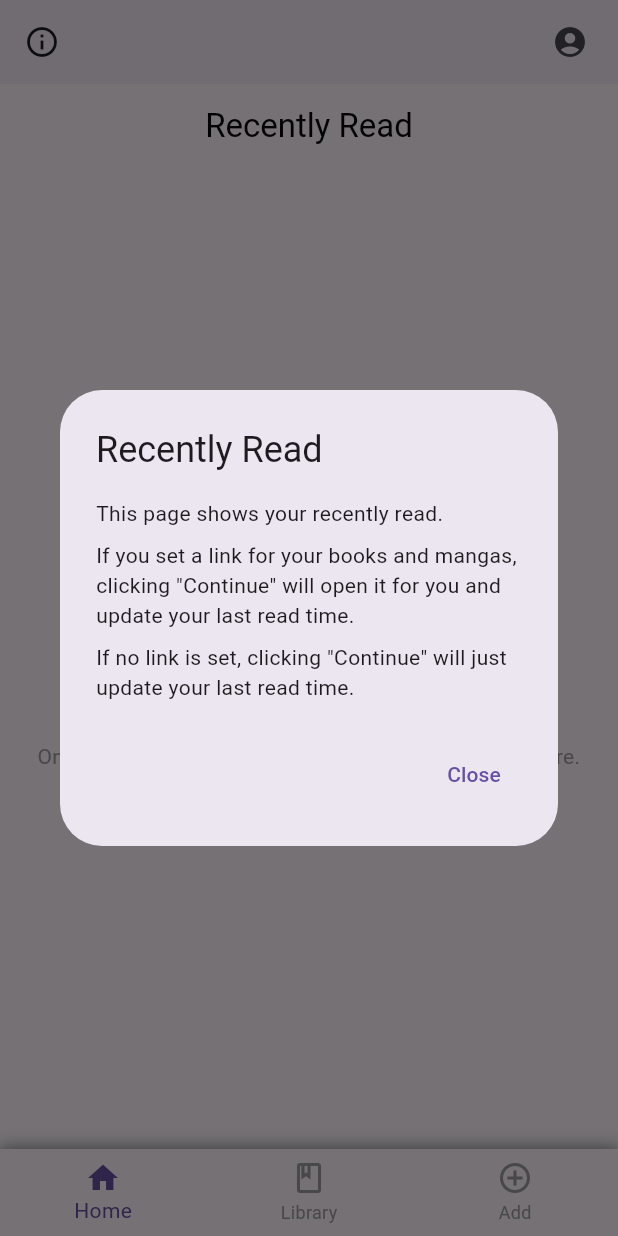
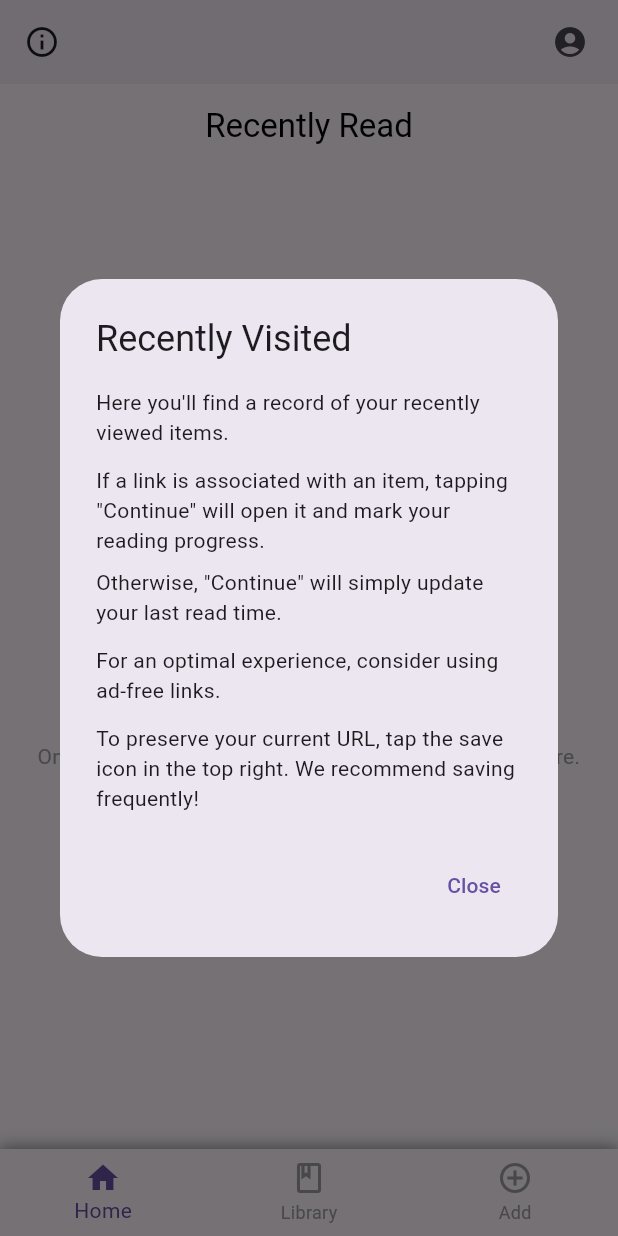
Before and after one commit to fightme4ls/reading_tracker, a Flutter app: the MainScreen screen opened directly, after a tap on the "info outline" icon, on a phone screen of 412 x 824 dp. Run offline on Flutter 3.47's test engine with Material 3 defaults, Android fonts, the light colour scheme and no system bars; our stand-ins replace cloud_firestore, firebase_auth, firebase_core, google_sign_in, hive, hive_flutter and 2 more; accounts and stored records are empty.

```diff
--- a/lib/screens/main_screen.dart
+++ b/lib/screens/main_screen.dart
@@ -32,25 +32,27 @@ class _MainScreenState extends State<MainScreen> {
       context: context,
       builder: (BuildContext context) {
         return AlertDialog(
-          title: Text('Recently Read'),
-          content: SingleChildScrollView(
+          title: const Text('Recently Visited'),
+          content: const SingleChildScrollView(
             child: ListBody(
               children: <Widget>[
-                Text('This page shows your recently read.'),
+                Text('Here you\'ll find a record of your recently viewed items.'),
+                SizedBox(height: 12),
+                Text('If a link is associated with an item, tapping "Continue" will open it and mark your reading progress.'),
                 SizedBox(height: 8),
-                Text('If you set a link for your books and mangas, clicking "Continue" will open it for you and update your last read time.'),
-                SizedBox(height: 8),
-                Text('If no link is set, clicking "Continue" will just update your last read time.'),
+                Text('Otherwise, "Continue" will simply update your last read time.'),
+                SizedBox(height: 12),
+                Text('For an optimal experience, consider using ad-free links.'),
+                SizedBox(height: 12),
+                Text('To preserve your current URL, tap the save icon in the top right. We recommend saving frequently!'),
                 // Add more info here as needed for the Home Screen
               ],
             ),
           ),
           actions: <Widget>[
             TextButton(
-              child: Text('Close'),
-              onPressed: () {
-                Navigator.of(context).pop();
-              },
+              onPressed: () => Navigator.of(context).pop(),
+              child: const Text('Close'),
             ),
           ],
         );
```
Also changed, not shown: lib/screens/home_screen.dart (+112 -8 lines), 5 other files.
